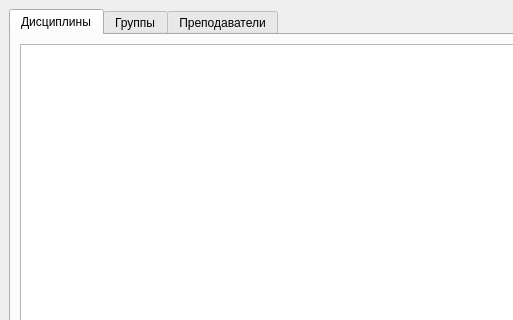
Before: the Qt Designer form schedule-ui/mainwindow.ui in BupTy03/schedule-project, drawn with Qt 5; both pictures show x 0 to 513 and y 0 to 320 of the 801 by 562 pixel window.
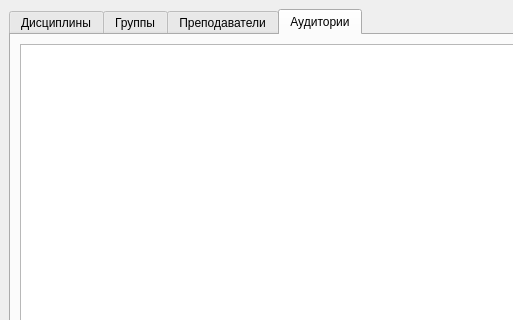
After: the same form once the commit is applied. The open tabs and pages were chosen to show the change.

The edit to the form file:
```diff
--- a/schedule-ui/mainwindow.ui
+++ b/schedule-ui/mainwindow.ui
@@ -50,6 +50,16 @@
         </item>
        </layout>
       </widget>
+      <widget class="QWidget" name="classroomsTab">
+       <attribute name="title">
+        <string>Аудитории</string>
+       </attribute>
+       <layout class="QGridLayout" name="gridLayout_5">
+        <item row="0" column="0">
+         <widget class="QListView" name="classroomsListView"/>
+        </item>
+       </layout>
+      </widget>
      </widget>
     </item>
    </layout>
```
